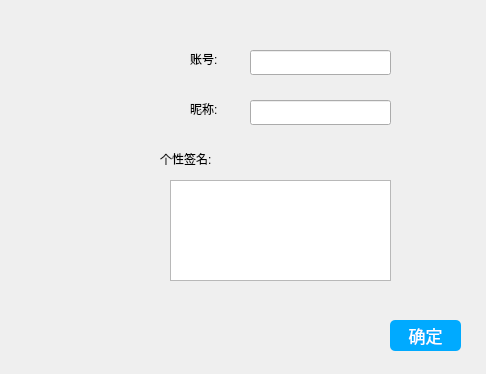
First picture: the form in src/dataframe.ui, repository WHUCSLASD2017/nowe, before the edit.
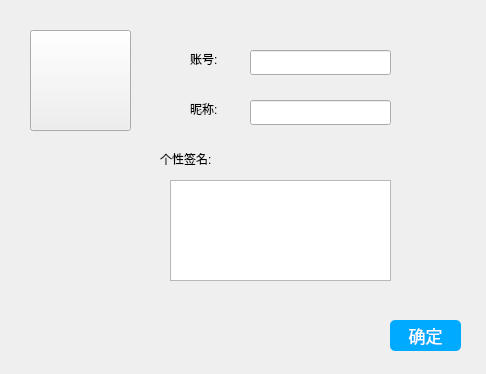
Second picture: the form after the edit.

Diff of the .ui file:
```diff
--- a/src/dataframe.ui
+++ b/src/dataframe.ui
@@ -155,19 +155,6 @@
     <string>确定</string>
    </property>
   </widget>
-  <widget class="QLabel" name="avatar">
-   <property name="geometry">
-    <rect>
-     <x>30</x>
-     <y>40</y>
-     <width>101</width>
-     <height>101</height>
-    </rect>
-   </property>
-   <property name="text">
-    <string/>
-   </property>
-  </widget>
   <widget class="QLabel" name="stateLabel">
    <property name="geometry">
     <rect>
@@ -181,6 +168,25 @@
     <string/>
    </property>
   </widget>
+  <widget class="QPushButton" name="change">
+   <property name="geometry">
+    <rect>
+     <x>30</x>
+     <y>30</y>
+     <width>101</width>
+     <height>101</height>
+    </rect>
+   </property>
+   <property name="text">
+    <string/>
+   </property>
+   <property name="iconSize">
+    <size>
+     <width>101</width>
+     <height>101</height>
+    </size>
+   </property>
+  </widget>
  </widget>
  <resources/>
  <connections/>
```
